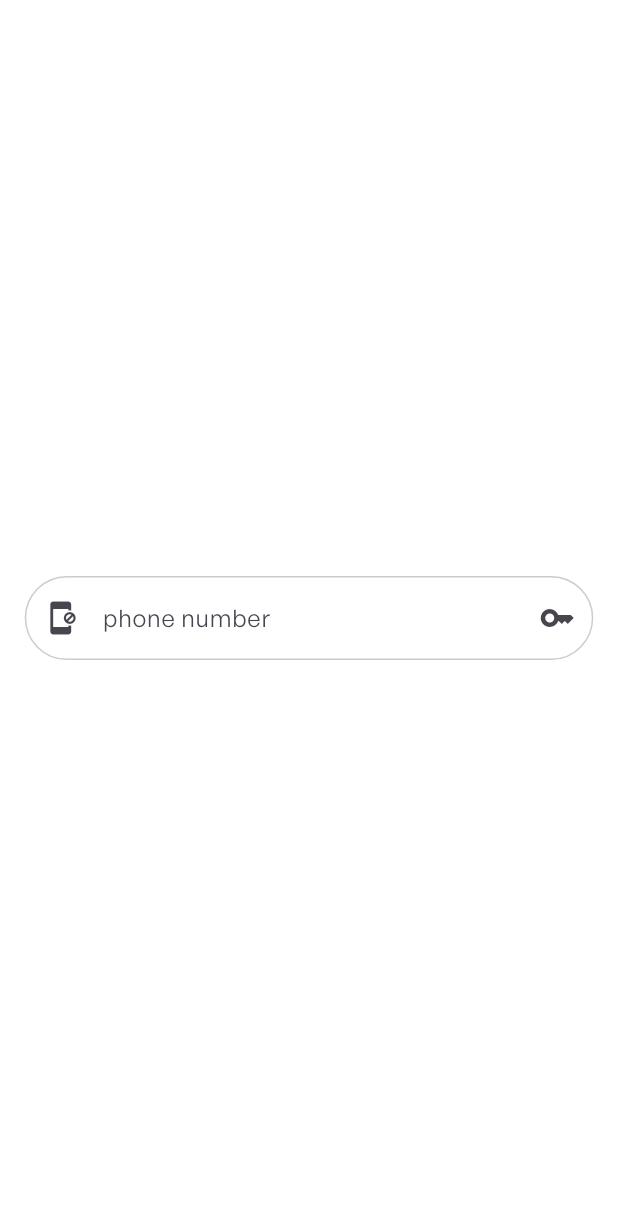
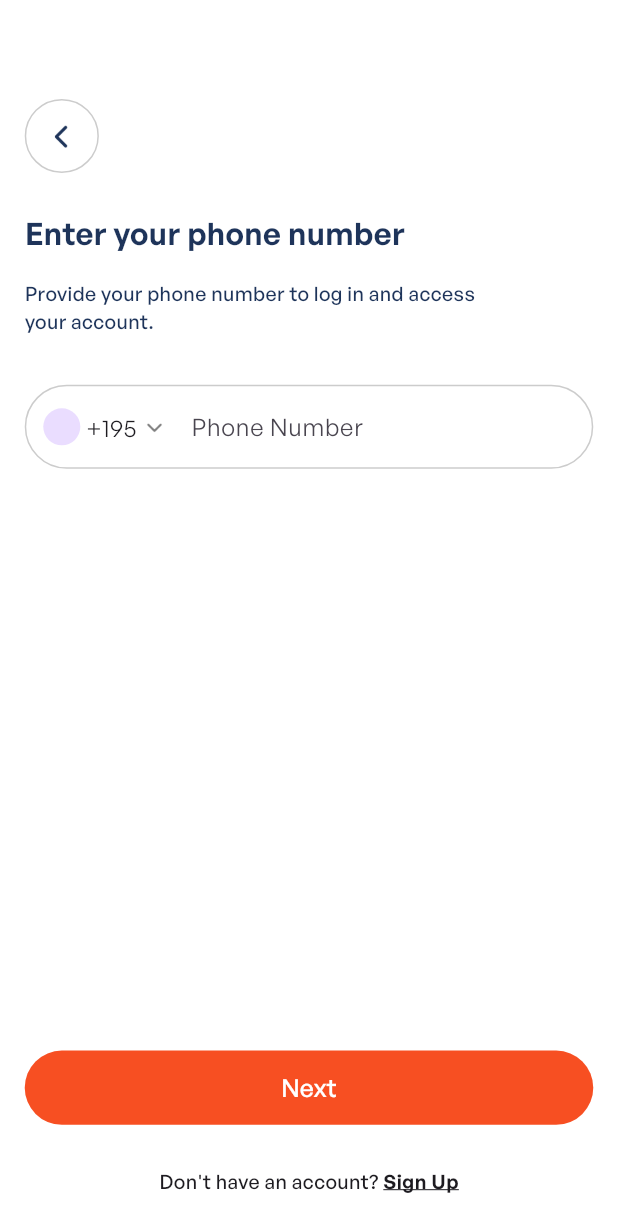
Before and after one commit to AjayJasperJ/NERCHA_WORSHIP_APP, a Flutter app: the LoginScreen screen opened directly, on a phone screen of 412 x 824 dp. Shown: the top 1232 px of the screen. Run offline on Flutter 3.47's test engine with Material 3 defaults, Android fonts, the phone set to English and light mode, and no system bars.

Commit message:
enter number updated

```diff
--- a/lib/core/constants/images.dart
+++ b/lib/core/constants/images.dart
@@ -7,4 +7,7 @@ class Constantimages {
   final facebook_logo = 'assets/images/facebook_logo.png';
 }
 
-class Constanticons {}
+class Constanticons {
+  final down_arrow = 'assets/icons/down_arrow.png';
+  final left_arrow = 'assets/icons/left_arrow.png';
+}
--- a/lib/screens/auth/login/login_screen.dart
+++ b/lib/screens/auth/login/login_screen.dart
@@ -1,5 +1,12 @@
 import 'package:flutter/material.dart';
+import 'package:flutter/services.dart';
 import 'package:nercha_worship_app/app.dart';
+import 'package:nercha_worship_app/core/constants/colors.dart';
+import 'package:nercha_worship_app/core/constants/images.dart';
+import 'package:nercha_worship_app/screens/auth/login/login_widget.dart';
+import 'package:nercha_worship_app/widgets/backbutton_widget.dart';
+import 'package:nercha_worship_app/widgets/buttonstyle_widget.dart';
+import 'package:nercha_worship_app/widgets/txt_widget.dart';
 import 'package:nercha_worship_app/widgets/txtfield_widget.dart';
 
 class LoginScreen extends StatefulWidget {
@@ -10,41 +17,115 @@ class LoginScreen extends StatefulWidget {
 }
 
 class _LoginScreenState extends State<LoginScreen> {
-  final _formKey = GlobalKey<FormState>();
-  final _phoneController = TextEditingController();
-
-  String? _validatePhone(String? value) {
-    if (value == null || value.isEmpty) {
-      return 'Phone number is required';
-    }
-    if (!RegExp(r'^\d{10}$').hasMatch(value)) {
-      return 'Enter a valid 10-digit phone number';
-    }
-    return null;
-  }
-
-  void _submit() {
-    if (_formKey.currentState?.validate() ?? false) {
-      ScaffoldMessenger.of(
-        context,
-      ).showSnackBar(const SnackBar(content: Text('Valid phone number!')));
-    }
-  }
+  final widgets = LoginWidget();
+  final phone_controller = TextEditingController();
+  final icons = Constanticons();
+  final colors = Constantcolors();
 
   @override
   Widget build(BuildContext context) {
     return Scaffold(
       body: Padding(
+        padding: EdgeInsets.symmetric(
+          horizontal: displaysize.width * .04,
+          vertical: displaysize.height * .02,
+        ),
+        child: Column(
+          crossAxisAlignment: CrossAxisAlignment.start,
+          children: [
+            backbutton(boarder: true),
+            SizedBox(height: displaysize.height * .03),
+            Txt(
+              'Enter your phone number',
+              color: colors.nercha_darkblue,
+              size: displaysize.height * .025,
+              font: Font.semiBold,
+            ),
+
+            SizedBox(height: displaysize.height * .02),
+            SizedBox(
+              width: displaysize.width * .8,
+              child: Txt(
+                'Provide your phone number to log in and access your account.',
+                color: colors.nercha_darkblue,
+                size: displaysize.height * .016,
+                font: Font.medium,
+              ),
+            ),
+            SizedBox(height: displaysize.height * .04),
+            txtfield(
+              hintText: 'Phone Number',
+              isPrefix: true,
+              prefixIcon: Row(
+                mainAxisAlignment: MainAxisAlignment.spaceBetween,
+                mainAxisSize: MainAxisSize.max,
+                children: [
+                  CircleAvatar(radius: displaysize.height * .015),
+                  Txt('+195'),
+                  SizedBox(
+                    height: displaysize.height * .02,
+                    child: Image.asset(icons.down_arrow),
+                  ),
+                ],
+              ),
+              keyboardtype: TextInputType.phone,
+              controller: phone_controller,
+              inputformat: [
+                LengthLimitingTextInputFormatter(10),
+                FilteringTextInputFormatter.digitsOnly,
+              ],
+              validator: widgets.validatePhone,
+            ),
+          ],
+        ),
+      ),
+      bottomNavigationBar: Container(
+        height: displaysize.height * .15,
         padding: EdgeInsets.symmetric(horizontal: displaysize.width * .04),
-        child: Center(
-          child: txtfield(
-            controller: _phoneController,
-            validator: _validatePhone,
-            hintText: 'phone number',
-            isPrefix: false,
-            prefixIcon: Icon(Icons.app_blocking),
-            suffixIcon: Icon(Icons.key),
-          ),
+        child: Column(
+          children: [
+            SizedBox(
+              height: displaysize.height * .06,
+              width: displaysize.width,
+              child: ElevatedButton(
+                onPressed: () {},
+                style: ButtonstyleWidget().elevated_filled_apptheme(),
+                child: Txt(
+                  'Next',
+                  color: colors.nercha_white,
+                  font: Font.medium,
+                  size: displaysize.height * .02,
+                ),
+              ),
+            ),
+            Expanded(
+              child: Center(
+                child: Text.rich(
+                  TextSpan(
+                    children: [
+                      TextSpan(
+                        text: "Don't have an account? ",
+                        style: TextStyle(
+                          fontSize: displaysize.height * .016,
+                          fontWeight: FontWeight.w500,
+                          fontFamily: 'general_sans',
+                        ),
+                      ),
+                      TextSpan(
+                        text: "Sign Up",
+                        style: TextStyle(
+                          decoration: TextDecoration.underline,
+                          fontSize: displaysize.height * .016,
+                          fontWeight: FontWeight.w600,
+                          fontFamily: 'general_sans',
+                        ),
+                      ),
+                    ],
+                  ),
+                ),
+              ),
+            ),
+          ],
         ),
       ),
     );
--- a/lib/screens/auth/login/login_widget.dart
+++ b/lib/screens/auth/login/login_widget.dart
@@ -1 +1,21 @@
-class LoginWidget {}
+import 'package:flutter/material.dart';
+
+class LoginWidget {
+  String? validatePhone(String? value) {
+    if (value == null || value.isEmpty) {
+      return 'Phone number is required';
+    }
+    if (!RegExp(r'^\d{10}$').hasMatch(value)) {
+      return 'Enter a valid 10-digit phone number';
+    }
+    return null;
+  }
+
+  void submit(context, _formKey) {
+    if (_formKey.currentState?.validate() ?? false) {
+      ScaffoldMessenger.of(
+        context,
+      ).showSnackBar(const SnackBar(content: Text('Valid phone number!')));
+    }
+  }
+}
--- /dev/null
+++ b/lib/widgets/backbutton_widget.dart
@@ -0,0 +1,62 @@
+import 'package:flutter/material.dart';
+import 'package:nercha_worship_app/app.dart';
+import 'package:nercha_worship_app/core/constants/colors.dart';
+import 'package:nercha_worship_app/core/constants/images.dart';
+
+class backbutton extends StatelessWidget {
+  final dynamic title;
+  final bool boarder;
+  backbutton({super.key, this.title, required this.boarder});
+  final colors = Constantcolors();
+  @override
+  Widget build(BuildContext context) {
+    return Column(
+      children: [
+        SizedBox(height: displaysize.height * .06),
+        Row(
+          mainAxisAlignment: MainAxisAlignment.spaceBetween,
+          children: [
+            GestureDetector(
+              onTap: () {
+                Navigator.pop(context);
+              },
+              child: Container(
+                height: (displaysize.height * .03) * 2,
+                width: (displaysize.height * .03) * 2,
+                decoration:
+                    boarder
+                        ? BoxDecoration(
+                          borderRadius: BorderRadius.circular(
+                            displaysize.width / 4,
+                          ),
+                          border: Border.fromBorderSide(
+                            BorderSide(color: colors.nercha_grey),
+                          ),
+                        )
+                        : BoxDecoration(
+                          borderRadius: BorderRadius.circular(
+                            displaysize.width / 4,
+                          ),
+                          color: colors.nercha_white,
+                        ),
+                child: Center(
+                  child: Image.asset(
+                    Constanticons().left_arrow,
+                    height: displaysize.height * .03,
+                    color:
+                        boarder ? colors.nercha_darkblue : colors.nercha_white,
+                  ),
+                ),
+              ),
+            ),
+            Text(title ?? ""),
+            CircleAvatar(
+              radius: displaysize.height * .03,
+              backgroundColor: colors.nercha_white.withValues(alpha: 0),
+            ),
+          ],
+        ),
+      ],
+    );
+  }
+}
--- a/lib/widgets/txtfield_widget.dart
+++ b/lib/widgets/txtfield_widget.dart
@@ -101,8 +101,15 @@ class _txtfieldState extends State<txtfield> {
                 !(widget.isPrefix ?? false)
                     ? widget.prefixIcon
                     : Container(
-                      width: displaysize.height * .1,
-                      child: Center(child: widget.prefixIcon),
+                      width: displaysize.height * .13,
+                      child: Center(
+                        child: Padding(
+                          padding: EdgeInsets.symmetric(
+                            horizontal: displaysize.height * .015,
+                          ),
+                          child: widget.prefixIcon,
+                        ),
+                      ),
                     ),
             suffixIcon: widget.suffixIcon,
             hintText: widget.hintText,
```
Also changed, not shown: assets/icons/down_arrow.png (added), assets/icons/left_arrow.png (added).
